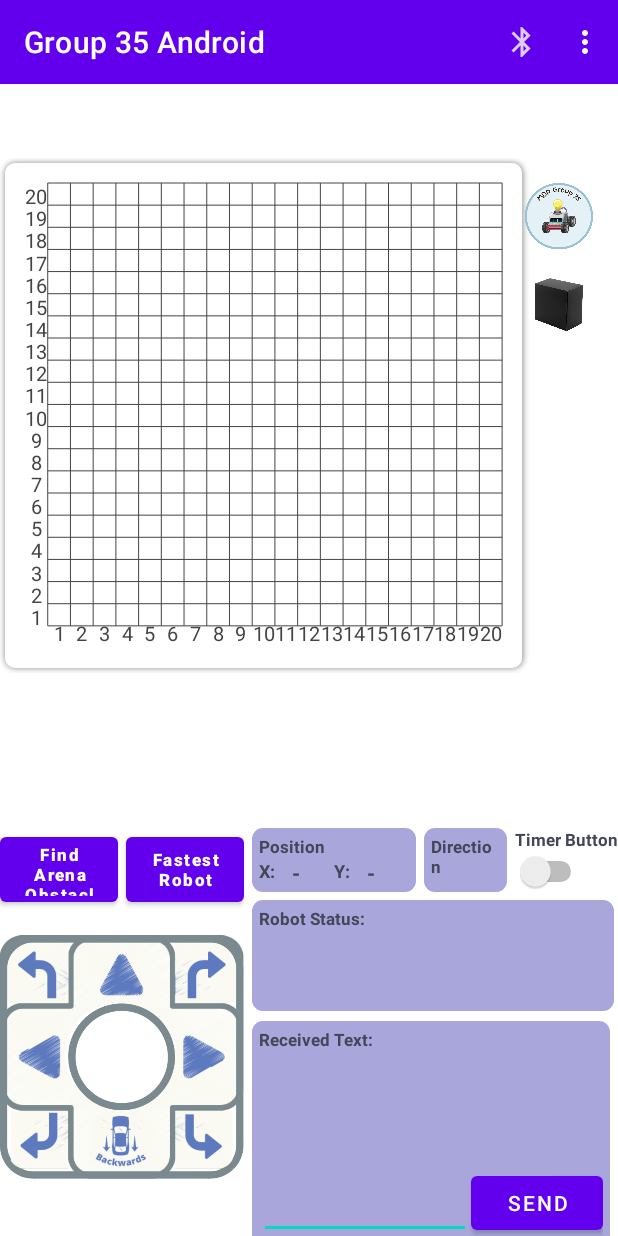
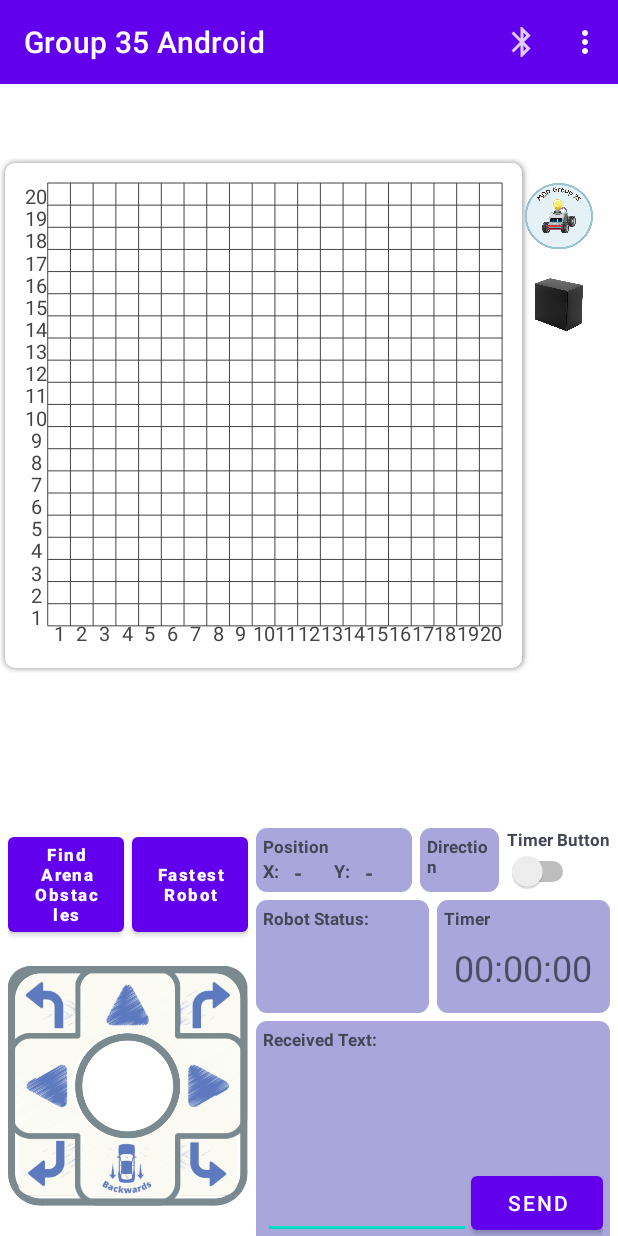
Before and after one commit to zijian99/CZ3004_AndroidApp, an Android app: the screen it shows after launch (MainActivity), on a phone screen of 412 x 824 dp. Run offline under Robolectric (Android 15) with nearby library versions, the phone set to English and light mode, and no system bars.

Commit message:
update UI and findArenaObstacle string (to send to algo)

```diff
--- a/app/src/main/java/com/example/ntugroup35/MainActivity.java
+++ b/app/src/main/java/com/example/ntugroup35/MainActivity.java
@@ -724,11 +724,11 @@ public class MainActivity extends AppCompatActivity {
     public static String getObstacleCoords(){
 
         ArrayList<Obstacle> obstacleArrayListList = Maze.getInstance().getObstacles();
-        String obstacleString = "The coordinates of all obstacles: ";
+        String obstacleString = "taskOne";
         Log.d(TAG, String.valueOf(obstacleArrayListList));
 
         for (Obstacle obstacle : Maze.getInstance().getObstacles()) {
-            obstacleString += obstacle.getX() +  "," + obstacle.getY() + "/";
+            obstacleString += obstacle.getX() +  "," + obstacle.getY() + obstacle.getSide() + "/";
         }
 
         return obstacleString;
--- a/app/src/main/res/layout/activity_main.xml
+++ b/app/src/main/res/layout/activity_main.xml
@@ -44,13 +44,14 @@
                 android:layout_height="match_parent"
                 android:layout_weight="2"
                 android:orientation="vertical"
-                android:layout_marginEnd="5dp">
+                android:layout_marginEnd="5dp"
+                android:layout_marginStart="5dp">
 
                 <LinearLayout
                     android:layout_width="match_parent"
                     android:layout_height="wrap_content"
                     android:orientation="horizontal"
-                    android:layout_gravity="center_horizontal">
+                    android:layout_gravity="center">
 
                     <Button
                         android:id="@+id/arenaObstacles"
@@ -68,7 +69,7 @@
                     <Button
                         android:id="@+id/fastestRobot"
                         android:layout_width="0dp"
-                        android:layout_height="55dp"
+                        android:layout_height="match_parent"
                         android:layout_weight="1"
                         android:text="@string/task2"
                         android:textSize="11sp"
@@ -200,6 +201,7 @@
                 <LinearLayout
                     android:layout_width="match_parent"
                     android:layout_height="wrap_content"
+                    android:layout_marginEnd="5dp"
                     android:orientation="horizontal">
 
                     <LinearLayout
@@ -335,13 +337,15 @@
                 </LinearLayout>
 
                 <LinearLayout
-                    android:layout_width="wrap_content"
+                    android:layout_width="match_parent"
                     android:layout_height="wrap_content"
+                    android:layout_marginEnd="5dp"
                     android:orientation="horizontal">
 
                     <LinearLayout
-                        android:layout_width="241dp"
-                        android:layout_height="74dp"
+                        android:layout_width="0dp"
+                        android:layout_height="match_parent"
+                        android:layout_weight="1"
                         android:layout_marginTop="5dp"
                         android:background="@drawable/lightpurple_box"
                         android:orientation="vertical">
@@ -363,9 +367,10 @@
                     </LinearLayout>
 
                     <LinearLayout
-                        android:layout_width="219dp"
+                        android:layout_width="0dp"
                         android:layout_height="75dp"
-                        android:layout_marginLeft="10dp"
+                        android:layout_weight="1"
+                        android:layout_marginLeft="5dp"
                         android:layout_marginTop="5dp"
                         android:background="@drawable/lightpurple_box"
                         android:orientation="vertical">
@@ -380,11 +385,11 @@
 
                         <TextView
                             android:id="@+id/textTimer"
-                            android:layout_width="wrap_content"
-                            android:layout_height="wrap_content"
-                            android:layout_marginLeft="20dp"
+                            android:layout_width="match_parent"
+                            android:layout_height="match_parent"
                             android:text="00:00:00"
-                            android:textSize="30dp" />
+                            android:textSize="24dp"
+                            android:gravity="center"/>
                     </LinearLayout>
                 </LinearLayout>
 
```
